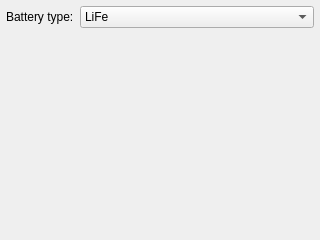
kipr/botui, file ui/BatterySettingsWidget.ui: the form before one commit.
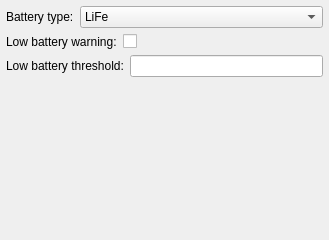
The form after the commit. Custom widgets are drawn as their Qt base class.

Commit message: Added user settings for low battery warning

What changed in the file:
```diff
--- a/ui/BatterySettingsWidget.ui
+++ b/ui/BatterySettingsWidget.ui
@@ -6,7 +6,7 @@
    <rect>
     <x>0</x>
     <y>0</y>
-    <width>320</width>
+    <width>329</width>
     <height>240</height>
    </rect>
   </property>
@@ -56,6 +56,38 @@
      </item>
     </layout>
    </item>
+   <item>
+    <layout class="QHBoxLayout" name="horizontalLayout_3" stretch="0,1">
+     <item>
+      <widget class="QLabel" name="label_4">
+       <property name="text">
+        <string>Low battery warning:</string>
+       </property>
+      </widget>
+     </item>
+     <item>
+      <widget class="QCheckBox" name="warningEnabled">
+       <property name="text">
+        <string/>
+       </property>
+      </widget>
+     </item>
+    </layout>
+   </item>
+   <item>
+    <layout class="QHBoxLayout" name="horizontalLayout_2" stretch="0,1">
+     <item>
+      <widget class="QLabel" name="label_2">
+       <property name="text">
+        <string>Low battery threshold:</string>
+       </property>
+      </widget>
+     </item>
+     <item>
+      <widget class="LineEdit" name="warningThresh"/>
+     </item>
+    </layout>
+   </item>
    <item>
     <spacer name="verticalSpacer">
      <property name="orientation">
@@ -71,6 +103,13 @@
    </item>
   </layout>
  </widget>
+ <customwidgets>
+  <customwidget>
+   <class>LineEdit</class>
+   <extends>QLineEdit</extends>
+   <header>LineEdit.h</header>
+  </customwidget>
+ </customwidgets>
  <resources/>
  <connections/>
 </ui>
```
The commit also changes 6 other files.
